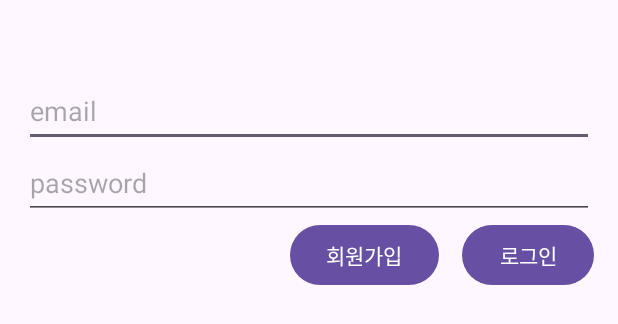
After one commit to AndroidStudy-bmsk/InteriorMaestro, an Android app: the layout fragment_auth.xml on its own in the app's theme, with its tools: preview values and no code run, on a phone screen of 412 x 824 dp. The commit adds this screen. Shown: the top 324 px of the screen. Run offline under Robolectric (Android 15) with nearby library versions, the phone set to English and light mode, and no system bars.

Commit message:
Feat: BottomNav 구현

```diff
--- a/app/build.gradle
+++ b/app/build.gradle
@@ -2,6 +2,7 @@ plugins {
     id 'com.android.application'
     id 'org.jetbrains.kotlin.android'
     id 'com.google.gms.google-services'
+    id 'androidx.navigation.safeargs.kotlin'
 }
 
 android {
@@ -37,6 +38,7 @@ android {
 }
 
 dependencies {
+    def nav_version = "2.5.3"
 
     implementation 'androidx.core:core-ktx:1.10.0'
     implementation 'androidx.appcompat:appcompat:1.6.1'
@@ -50,6 +52,9 @@ dependencies {
 
     implementation 'com.google.firebase:firebase-analytics-ktx'
 
+    implementation "androidx.navigation:navigation-fragment-ktx:$nav_version"
+    implementation "androidx.navigation:navigation-ui-ktx:$nav_version"
+
     testImplementation 'junit:junit:4.13.2'
     androidTestImplementation 'androidx.test.ext:junit:1.1.5'
     androidTestImplementation 'androidx.test.espresso:espresso-core:3.5.1'
--- /dev/null
+++ b/app/src/main/res/drawable/baseline_home_24.xml
@@ -0,0 +1,5 @@
+<vector android:height="24dp" android:tint="#000000"
+    android:viewportHeight="24" android:viewportWidth="24"
+    android:width="24dp" xmlns:android="http://schemas.android.com/apk/res/android">
+    <path android:fillColor="@android:color/white" android:pathData="M10,20v-6h4v6h5v-8h3L12,3 2,12h3v8z"/>
+</vector>
--- /dev/null
+++ b/app/src/main/res/drawable/baseline_person_24.xml
@@ -0,0 +1,5 @@
+<vector android:height="24dp" android:tint="#000000"
+    android:viewportHeight="24" android:viewportWidth="24"
+    android:width="24dp" xmlns:android="http://schemas.android.com/apk/res/android">
+    <path android:fillColor="@android:color/white" android:pathData="M12,12c2.21,0 4,-1.79 4,-4s-1.79,-4 -4,-4 -4,1.79 -4,4 1.79,4 4,4zM12,14c-2.67,0 -8,1.34 -8,4v2h16v-2c0,-2.66 -5.33,-4 -8,-4z"/>
+</vector>
--- /dev/null
+++ b/app/src/main/res/layout/fragment_auth.xml
@@ -0,0 +1,51 @@
+<?xml version="1.0" encoding="utf-8"?>
+<androidx.constraintlayout.widget.ConstraintLayout xmlns:android="http://schemas.android.com/apk/res/android"
+    xmlns:app="http://schemas.android.com/apk/res-auto"
+    android:layout_width="match_parent"
+    android:layout_height="match_parent"
+    android:paddingStart="16dp"
+    android:paddingEnd="16dp">
+
+    <EditText
+        android:id="@+id/emailEditText"
+        android:layout_width="0dp"
+        android:layout_height="wrap_content"
+        android:layout_marginTop="50dp"
+        android:autofillHints="@string/email"
+        android:hint="@string/email"
+        android:inputType="textEmailAddress"
+        android:minHeight="48dp"
+        app:layout_constraintEnd_toEndOf="parent"
+        app:layout_constraintStart_toStartOf="parent"
+        app:layout_constraintTop_toTopOf="parent" />
+
+    <EditText
+        android:id="@+id/passwordEditText"
+        android:layout_width="0dp"
+        android:layout_height="wrap_content"
+        android:autofillHints="@string/password"
+        android:hint="@string/password"
+        android:inputType="textPassword"
+        android:minHeight="48dp"
+        app:layout_constraintEnd_toEndOf="parent"
+        app:layout_constraintStart_toStartOf="parent"
+        app:layout_constraintTop_toBottomOf="@id/emailEditText" />
+
+    <Button
+        android:id="@+id/signUpButton"
+        android:layout_width="wrap_content"
+        android:layout_height="wrap_content"
+        android:layout_marginEnd="15dp"
+        android:text="@string/sign_up"
+        app:layout_constraintEnd_toStartOf="@+id/signInOutButton"
+        app:layout_constraintTop_toBottomOf="@id/passwordEditText" />
+
+    <Button
+        android:id="@+id/signInOutButton"
+        android:layout_width="wrap_content"
+        android:layout_height="wrap_content"
+        android:text="@string/sign_in"
+        app:layout_constraintEnd_toEndOf="parent"
+        app:layout_constraintTop_toBottomOf="@id/passwordEditText" />
+
+</androidx.constraintlayout.widget.ConstraintLayout>
--- /dev/null
+++ b/app/src/main/res/layout/fragment_home.xml
@@ -0,0 +1,6 @@
+<?xml version="1.0" encoding="utf-8"?>
+<androidx.constraintlayout.widget.ConstraintLayout xmlns:android="http://schemas.android.com/apk/res/android"
+    android:layout_width="match_parent"
+    android:layout_height="match_parent">
+
+</androidx.constraintlayout.widget.ConstraintLayout>
--- a/app/src/main/res/values/strings.xml
+++ b/app/src/main/res/values/strings.xml
@@ -10,4 +10,6 @@
     <string name="guid_min_password_length">최소 6자리 이상의 비밀번호를 입력해주세요.</string>
     <string name="email">email</string>
     <string name="password">password</string>
+    <string name="home">홈</string>
+    <string name="my_info">내 정보</string>
 </resources>
```
Also changed, not shown: app/src/main/java/org/bmsk/interiormaestro/AuthFragment.kt (added, +140 -0 lines), app/src/main/java/org/bmsk/interiormaestro/HomeFragment.kt (added, +11 -0 lines), app/src/main/java/org/bmsk/interiormaestro/MainActivity.kt (+5 -117 lines), app/src/main/res/layout/activity_main.xml (+16 -40 lines), app/src/main/res/menu/menu_main.xml (added, +12 -0 lines), app/src/main/res/navigation/nav_graph.xml (added, +19 -0 lines), 1 other file.
